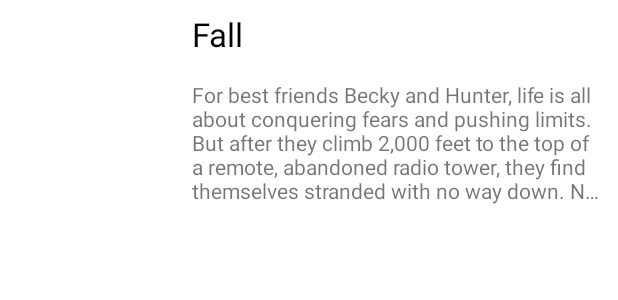
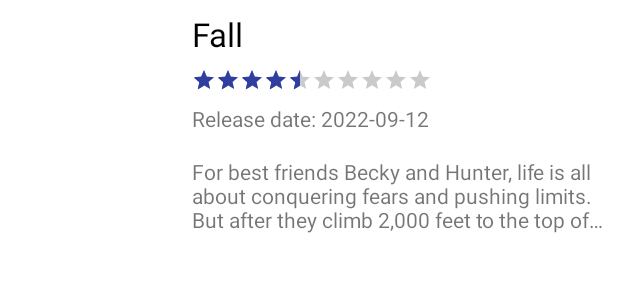
Before and after one commit to pedropachecog/Flix, an Android app: the layout item_movie.xml on its own in the app's theme, with its tools: preview values and no code run, on a phone screen of 412 x 824 dp. Shown: the top 300 px of the screen. Run offline under Robolectric (Android 15) with nearby library versions, the phone set to English and light mode, and no system bars.

Commit message:
Added Rating and Release Date to both activities, updated gif

```diff
--- a/app/src/main/java/com/example/flix/DetailActivity.kt
+++ b/app/src/main/java/com/example/flix/DetailActivity.kt
@@ -28,6 +28,7 @@ class DetailActivity : YouTubeBaseActivity() {
     private lateinit var tvOverview: TextView
     private lateinit var ratingBar: RatingBar
     private lateinit var ytPlayerView: YouTubePlayerView
+    private lateinit var tvReleaseDate: TextView
 
     override fun onCreate(savedInstanceState: Bundle?) {
         super.onCreate(savedInstanceState)
@@ -41,6 +42,7 @@ class DetailActivity : YouTubeBaseActivity() {
         tvTitle = findViewById(R.id.tvTitle)
         tvOverview = findViewById(R.id.tvOverview)
         ratingBar = findViewById(R.id.rbVoteAverage)
+        tvReleaseDate = findViewById(R.id.tvPremiereDate)
 
         ytPlayerView= findViewById(R.id.player)
 
@@ -49,6 +51,7 @@ class DetailActivity : YouTubeBaseActivity() {
 
         tvTitle.text = movie.title
         tvOverview.text = movie.overview
+        tvReleaseDate.text = "Release date: " + movie.release_date
 
         //TODO: get rating of the movie
         ratingBar.rating = movie.voteAverage.toFloat()
--- a/app/src/main/java/com/example/flix/MainActivity.kt
+++ b/app/src/main/java/com/example/flix/MainActivity.kt
@@ -11,6 +11,7 @@ import com.codepath.asynchttpclient.AsyncHttpClient
 import com.codepath.asynchttpclient.callback.JsonHttpResponseHandler
 import okhttp3.Headers
 import org.json.JSONException
+import java.text.SimpleDateFormat
 
 private const val TAG = "MainActivity"
 private const val NOW_PLAYING_URL =
@@ -46,6 +47,7 @@ class MainActivity : AppCompatActivity() {
 
 
 
+
         val client = AsyncHttpClient()
         client.get(NOW_PLAYING_URL, object : JsonHttpResponseHandler() {
             override fun onFailure(
--- a/app/src/main/java/com/example/flix/Movie.kt
+++ b/app/src/main/java/com/example/flix/Movie.kt
@@ -11,7 +11,8 @@ data class Movie(
     val voteAverage: Double,
     private val posterPath: String,
     val title: String,
-    val overview: String
+    val overview: String,
+    val release_date: String
 ) : Parcelable {
     @IgnoredOnParcel
     val posterImageUrl = "https://image.tmdb.org/t/p/w342/$posterPath"
@@ -27,7 +28,8 @@ data class Movie(
                         movieJson.getDouble("vote_average"),
                         movieJson.getString("poster_path"),
                         movieJson.getString("title"),
-                        movieJson.getString("overview")
+                        movieJson.getString("overview"),
+                        movieJson.getString("release_date")
                     )
                 )
             }
--- a/app/src/main/java/com/example/flix/MovieAdapter.kt
+++ b/app/src/main/java/com/example/flix/MovieAdapter.kt
@@ -16,6 +16,7 @@ import androidx.recyclerview.widget.RecyclerView
 import com.bumptech.glide.Glide
 import com.bumptech.glide.request.RequestOptions
 import jp.wasabeef.glide.transformations.RoundedCornersTransformation
+import java.text.SimpleDateFormat
 
 
 const val MOVIE_EXTRA = "MOVIE_EXTRA"
@@ -42,6 +43,9 @@ class MovieAdapter(private val context: Context, private val movies: List<Movie>
         private val ivPoster = itemView.findViewById<ImageView>(R.id.ivPoster)
         private val tvTitle = itemView.findViewById<TextView>(R.id.tvTitle)
         private val tvOverview = itemView.findViewById<TextView>(R.id.tvOverview)
+        private val tvPremiereDate = itemView.findViewById<TextView>(R.id.tvPremiereDate)
+
+
 
         init {
             itemView.setOnClickListener(this)
@@ -50,6 +54,7 @@ class MovieAdapter(private val context: Context, private val movies: List<Movie>
         fun bind(movie: Movie) {
             tvTitle.text = movie.title
             tvOverview.text = movie.overview
+            tvPremiereDate.text = "Release date: " + movie.release_date
 
             val radius = 30 // corner radius, higher value = more rounded
             val margin = 10 // crop margin, set to 0 for corners with no crop
--- a/app/src/main/res/layout/item_movie.xml
+++ b/app/src/main/res/layout/item_movie.xml
@@ -26,18 +26,46 @@
         android:text="Fall"
         android:textAppearance="@style/TextAppearance.AppCompat.Large" />
 
+    <RatingBar
+        android:id="@+id/rbVoteAverage"
+        style="@style/Widget.AppCompat.RatingBar.Small"
+        android:layout_width="wrap_content"
+        android:layout_height="wrap_content"
+        android:layout_marginStart="8dp"
+        android:layout_toRightOf="@id/ivPoster"
+        android:layout_below="@id/tvTitle"
+        android:isIndicator="true"
+        android:rating="4.5"
+        android:numStars="10"
+        android:stepSize="0.5"/>
+
     <TextView
         android:id="@+id/tvOverview"
         android:layout_width="wrap_content"
         android:layout_height="wrap_content"
-        android:layout_below="@id/tvTitle"
+        android:layout_below="@id/tvPremiereDate"
         android:layout_marginStart="8dp"
         android:layout_marginTop="8dp"
         android:layout_marginEnd="8dp"
         android:layout_marginBottom="8dp"
         android:layout_toRightOf="@id/ivPoster"
         android:ellipsize="end"
-        android:maxLines="5"
+        android:maxLines="3"
         android:text="For best friends Becky and Hunter, life is all about conquering fears and pushing limits. But after they climb 2,000 feet to the top of a remote, abandoned radio tower, they find themselves stranded with no way down. Now Becky and Hunter’s expert climbing skills will be put to the ultimate test as they desperately fight to survive the elements, a lack of supplies, and vertigo-inducing heights"
         />
+
+    <TextView
+        android:id="@+id/tvPremiereDate"
+        android:layout_width="wrap_content"
+        android:layout_height="wrap_content"
+        android:layout_below="@id/rbVoteAverage"
+        android:layout_marginStart="8dp"
+        android:layout_marginTop="8dp"
+        android:layout_marginEnd="8dp"
+        android:layout_marginBottom="8dp"
+        android:layout_toRightOf="@id/ivPoster"
+        android:ellipsize="end"
+        android:maxLines="1"
+        android:text="Release date: 2022-09-12"
+        />
 </RelativeLayout>
```
Also changed, not shown: app/src/main/res/layout/activity_detail.xml (+15 -0 lines), 1 other file.
